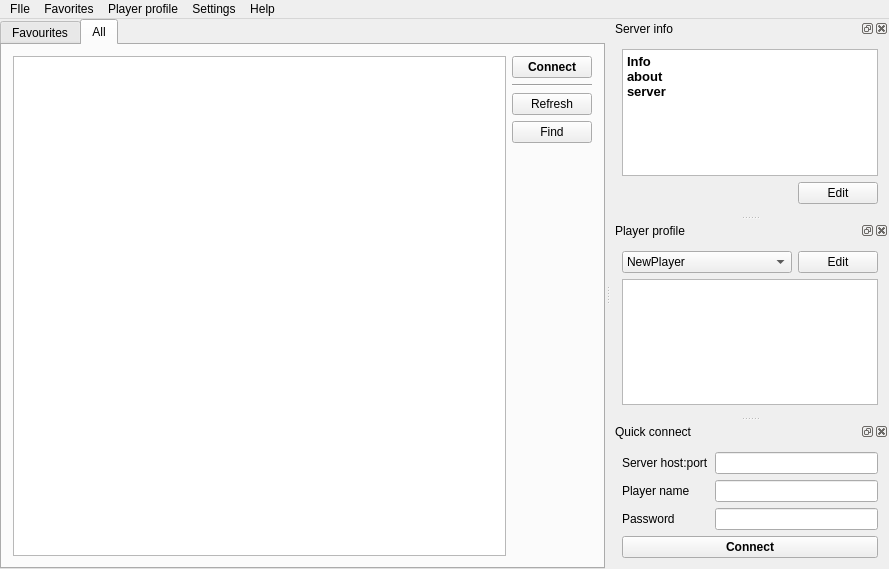
The window that src/mainwindow.ui (navrocky/urtconnector) describes before a commit, drawn with Qt 5.
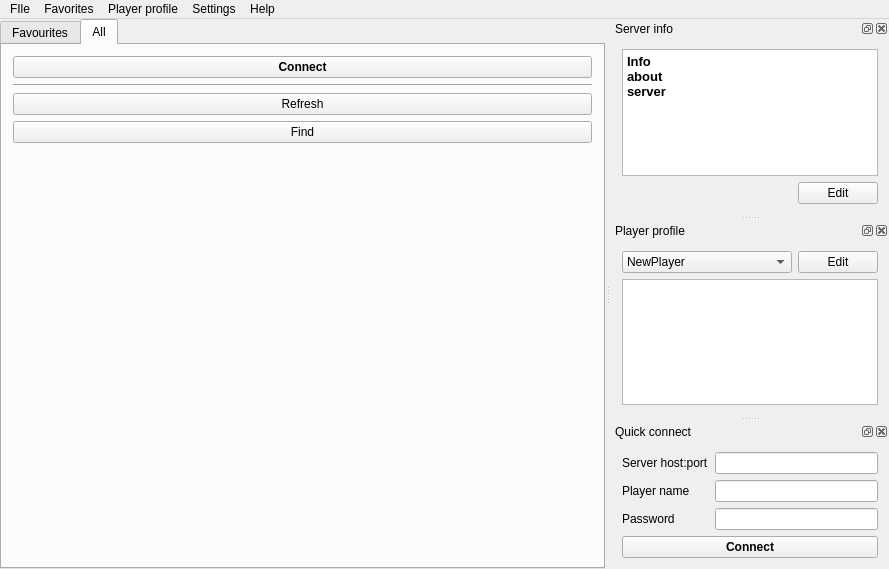
The same window after the commit. The open tabs and pages were chosen to show the change. Icons and pictures are not drawn.

The edit to the form file:
```diff
--- a/src/mainwindow.ui
+++ b/src/mainwindow.ui
@@ -102,10 +102,7 @@
        </attribute>
        <layout class="QHBoxLayout" name="horizontalLayout_9" >
         <item>
-         <widget class="QTableView" name="tableView_2" />
-        </item>
-        <item>
-         <layout class="QVBoxLayout" name="verticalLayout_7" >
+         <layout class="QVBoxLayout" name="verticalLayout_7">
           <item>
            <widget class="QPushButton" name="pushButton_12" >
             <property name="font" >
@@ -527,7 +524,7 @@
    </property>
   </action>
  </widget>
- <layoutdefault spacing="6" margin="11" />
+ <layoutdefault spacing="6" margin="11"/>
  <tabstops>
   <tabstop>qlServerEdit</tabstop>
   <tabstop>qlPlayerEdit</tabstop>
```
Left out of the diff: 410 changed lines with no effect on the pictures.
